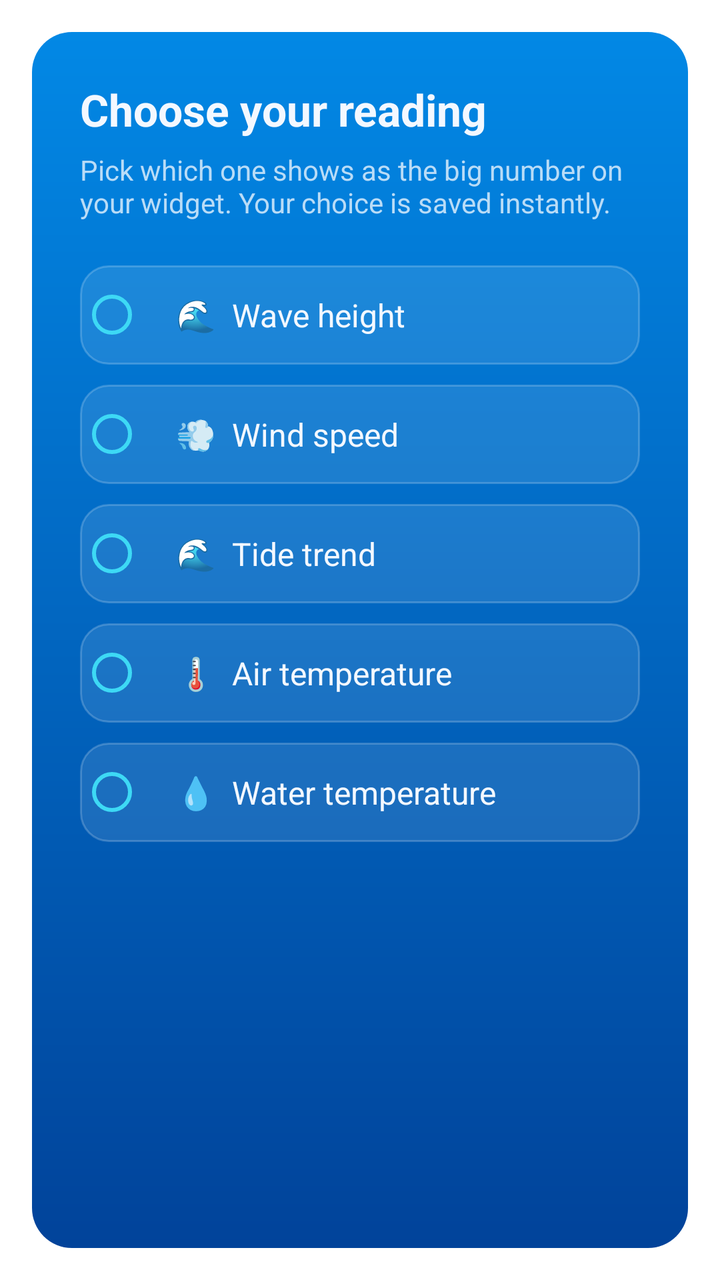
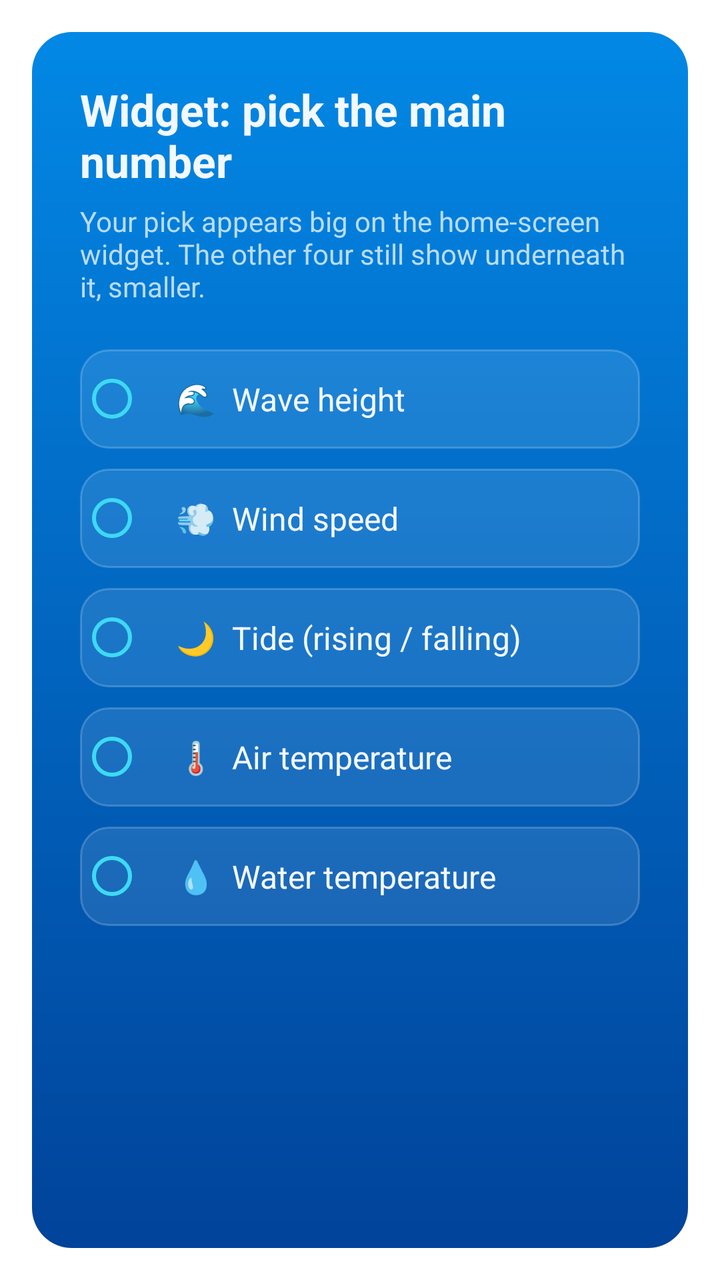

The first picture is an Android layout as it rendered before a commit; the second is the same layout after the commit. The layout source and the unified diff follow.
<!-- AndroidManifest.xml: activity theme android:Theme.DeviceDefault.Dialog.NoActionBar -->
<!-- res/layout/activity_widget_configure.xml -->
<?xml version="1.0" encoding="utf-8"?>
<LinearLayout xmlns:android="http://schemas.android.com/apk/res/android"
    android:id="@+id/configure_root"
    android:layout_width="match_parent"
    android:layout_height="wrap_content"
    android:orientation="vertical"
    android:padding="24dp"
    android:background="@drawable/configure_background">

    <TextView
        android:id="@+id/configure_title"
        android:layout_width="wrap_content"
        android:layout_height="wrap_content"
        android:text="Choose your reading"
        android:textColor="#FFF3F8FF"
        android:textSize="22sp"
        android:textStyle="bold" />

    <TextView
        android:id="@+id/configure_subtitle"
        android:layout_width="match_parent"
        android:layout_height="wrap_content"
        android:layout_marginTop="6dp"
        android:layout_marginBottom="22dp"
        android:text="Pick which one shows as the big number on your widget. Your choice is saved instantly."
        android:textColor="#FFB9DCF7"
        android:textSize="14sp" />

    <RadioGroup
        android:id="@+id/configure_radio_group"
        android:layout_width="match_parent"
        android:layout_height="wrap_content"
        android:orientation="vertical">

        <RadioButton
            android:id="@+id/radio_wave"
            android:layout_width="match_parent"
            android:layout_height="wrap_content"
            android:layout_marginBottom="10dp"
            android:background="@drawable/radio_row_background"
            android:paddingStart="16dp"
            android:paddingEnd="16dp"
            android:paddingTop="14dp"
            android:paddingBottom="14dp"
            android:text="🌊  Wave height"
            android:textColor="#FFF3F8FF"
            android:textSize="16sp"
            android:buttonTint="#3DD9F5" />

        <RadioButton
            android:id="@+id/radio_wind"
            android:layout_width="match_parent"
            android:layout_height="wrap_content"
            android:layout_marginBottom="10dp"
            android:background="@drawable/radio_row_background"
            android:paddingStart="16dp"
            android:paddingEnd="16dp"
            android:paddingTop="14dp"
            android:paddingBottom="14dp"
            android:text="💨  Wind speed"
            android:textColor="#FFF3F8FF"
            android:textSize="16sp"
            android:buttonTint="#3DD9F5" />

        <RadioButton
            android:id="@+id/radio_tide"
            android:layout_width="match_parent"
            android:layout_height="wrap_content"
            android:layout_marginBottom="10dp"
            android:background="@drawable/radio_row_background"
            android:paddingStart="16dp"
            android:paddingEnd="16dp"
            android:paddingTop="14dp"
            android:paddingBottom="14dp"
            android:text="🌊  Tide trend"
            android:textColor="#FFF3F8FF"
            android:textSize="16sp"
            android:buttonTint="#3DD9F5" />

        <RadioButton
            android:id="@+id/radio_air"
            android:layout_width="match_parent"
            android:layout_height="wrap_content"
            android:layout_marginBottom="10dp"
            android:background="@drawable/radio_row_background"
            android:paddingStart="16dp"
            android:paddingEnd="16dp"
            android:paddingTop="14dp"
            android:paddingBottom="14dp"
            android:text="🌡️  Air temperature"
            android:textColor="#FFF3F8FF"
            android:textSize="16sp"
            android:buttonTint="#3DD9F5" />

        <RadioButton
            android:id="@+id/radio_water"
            android:layout_width="match_parent"
            android:layout_height="wrap_content"
            android:layout_marginBottom="10dp"
            android:background="@drawable/radio_row_background"
            android:paddingStart="16dp"
            android:paddingEnd="16dp"
            android:paddingTop="14dp"
            android:paddingBottom="14dp"
            android:text="💧  Water temperature"
            android:textColor="#FFF3F8FF"
            android:textSize="16sp"
            android:buttonTint="#3DD9F5" />

    </RadioGroup>

</LinearLayout>
<!-- resources referenced by this layout -->
<resources>
  <!-- drawable configure_background (drawable) -->
  <?xml version="1.0" encoding="utf-8"?>
  <shape xmlns:android="http://schemas.android.com/apk/res/android" android:shape="rectangle">
      <corners android:radius="20dp" />
      <gradient
          android:type="linear"
          android:angle="270"
          android:startColor="#0288E5"
          android:endColor="#01439A" />
  </shape>
  <!-- drawable radio_row_background (drawable) -->
  <?xml version="1.0" encoding="utf-8"?>
  <selector xmlns:android="http://schemas.android.com/apk/res/android">
      <item android:state_checked="true">
          <shape android:shape="rectangle">
              <corners android:radius="14dp" />
              <solid android:color="#330072BE" />
              <stroke android:width="1.5dp" android:color="#3DD9F5" />
          </shape>
      </item>
      <item>
          <shape android:shape="rectangle">
              <corners android:radius="14dp" />
              <solid android:color="#1AFFFFFF" />
              <stroke android:width="1dp" android:color="#33FFFFFF" />
          </shape>
      </item>
  </selector>
</resources>

<!-- the commit's change to res/layout/activity_widget_configure.xml (unified diff, before → after) -->
@@ -11,7 +11,7 @@
         android:id="@+id/configure_title"
         android:layout_width="wrap_content"
         android:layout_height="wrap_content"
-        android:text="Choose your reading"
+        android:text="Widget: pick the main number"
         android:textColor="#FFF3F8FF"
         android:textSize="22sp"
         android:textStyle="bold" />
@@ -22,7 +22,7 @@
         android:layout_height="wrap_content"
         android:layout_marginTop="6dp"
         android:layout_marginBottom="22dp"
-        android:text="Pick which one shows as the big number on your widget. Your choice is saved instantly."
+        android:text="Your pick appears big on the home-screen widget. The other four still show underneath it, smaller."
         android:textColor="#FFB9DCF7"
         android:textSize="14sp" />
 
@@ -72,7 +72,7 @@
             android:paddingEnd="16dp"
             android:paddingTop="14dp"
             android:paddingBottom="14dp"
-            android:text="🌊  Tide trend"
+            android:text="🌙  Tide (rising / falling)"
             android:textColor="#FFF3F8FF"
             android:textSize="16sp"
             android:buttonTint="#3DD9F5" />
